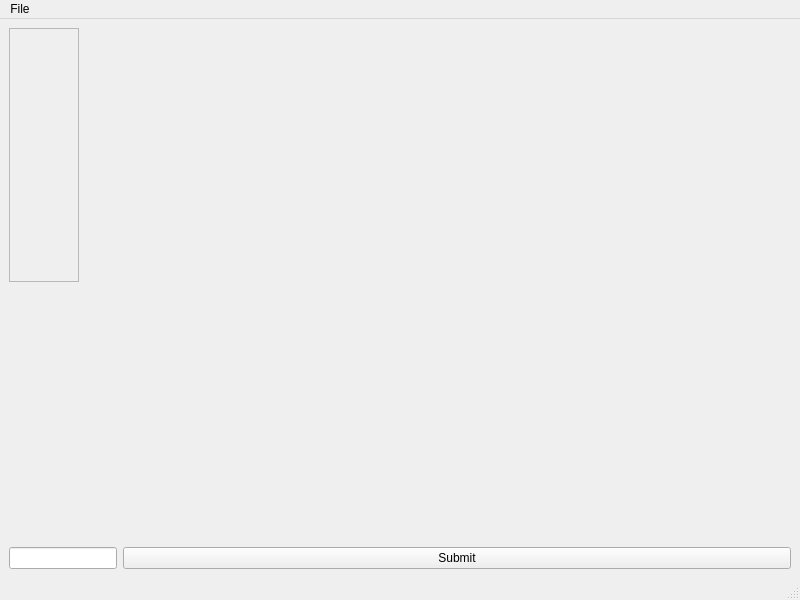
First picture: the form in mainwindow.ui, repository pop123123123/SentenceMixingMaker, before the edit.
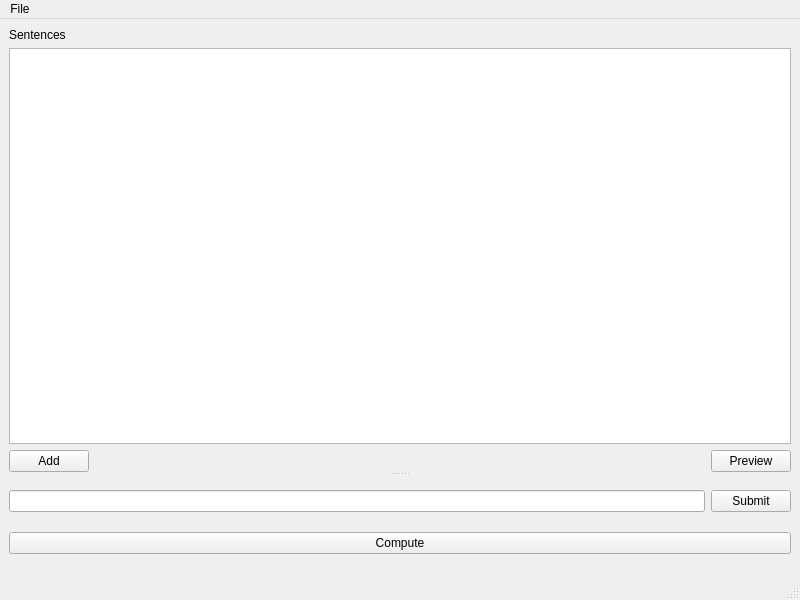
Second picture: the form after the edit.

Commit message: add shortcuts to menu, other ui changes

Patch:
```diff
--- a/mainwindow.ui
+++ b/mainwindow.ui
@@ -14,58 +14,81 @@
    <string>Sentence</string>
   </property>
   <widget class="QWidget" name="centralwidget">
-   <layout class="QFormLayout" name="formLayout_2">
-    <item row="1" column="0">
-     <spacer name="verticalSpacer">
+   <layout class="QHBoxLayout" name="horizontalLayout_3">
+    <item>
+     <widget class="QSplitter" name="splitter">
       <property name="orientation">
        <enum>Qt::Vertical</enum>
       </property>
+      <widget class="QWidget" name="">
+       <layout class="QVBoxLayout" name="verticalLayout">
+        <item>
+         <widget class="QLabel" name="label">
+          <property name="text">
+           <string>Sentences</string>
+          </property>
+         </widget>
+        </item>
+        <item>
+         <widget class="QListView" name="listView"/>
+        </item>
+        <item>
+         <layout class="QHBoxLayout" name="horizontalLayout_2">
+          <item>
+           <widget class="QPushButton" name="pushButton_2">
+            <property name="text">
+             <string>Add</string>
+            </property>
+           </widget>
+          </item>
+          <item>
+           <spacer name="horizontalSpacer">
+            <property name="orientation">
+             <enum>Qt::Horizontal</enum>
+            </property>
       <property name="sizeHint" stdset="0">
        <size>
-        <width>20</width>
-        <height>40</height>
+              <width>40</width>
+              <height>20</height>
        </size>
       </property>
      </spacer>
     </item>
-    <item row="2" column="0">
-     <widget class="QLineEdit" name="lineEdit">
-      <property name="placeholderText">
-       <string/>
+          <item>
+           <widget class="QPushButton" name="pushButton_3">
+            <property name="text">
+             <string>Preview</string>
       </property>
      </widget>
     </item>
-    <item row="2" column="1">
+         </layout>
+        </item>
+       </layout>
+      </widget>
+      <widget class="QWidget" name="">
+       <layout class="QVBoxLayout" name="verticalLayout_2">
+        <item>
+         <layout class="QHBoxLayout" name="horizontalLayout">
+          <item>
+           <widget class="QLineEdit" name="lineEdit"/>
+          </item>
+          <item>
      <widget class="QPushButton" name="pushButton">
       <property name="text">
        <string>Submit</string>
       </property>
      </widget>
     </item>
-    <item row="0" column="0">
-     <widget class="QScrollArea" name="scrollArea">
-      <property name="widgetResizable">
-       <bool>true</bool>
-      </property>
-      <widget class="QWidget" name="scrollAreaWidgetContents">
-       <property name="geometry">
-        <rect>
-         <x>0</x>
-         <y>0</y>
-         <width>68</width>
-         <height>247</height>
-        </rect>
-       </property>
-       <widget class="QListView" name="listView">
-        <property name="geometry">
-         <rect>
-          <x>30</x>
-          <y>410</y>
-          <width>256</width>
-          <height>192</height>
-         </rect>
-        </property>
-       </widget>
+         </layout>
+        </item>
+        <item>
+         <widget class="QPushButton" name="pushButton_4">
+          <property name="text">
+           <string>Compute</string>
+          </property>
+         </widget>
+        </item>
+       </layout>
       </widget>
      </widget>
     </item>
```
Left out of the diff: 28 changed lines with no effect on the pictures. Lines whose indentation alone changed are shown as unchanged. The commit also changes 1 other file.
